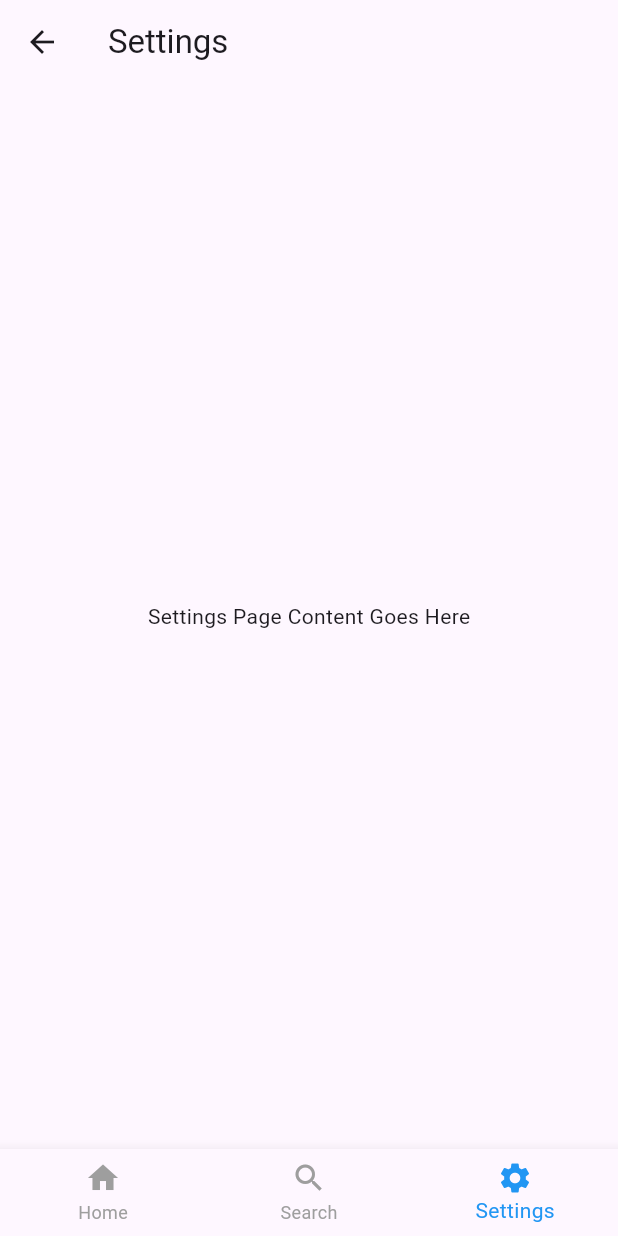
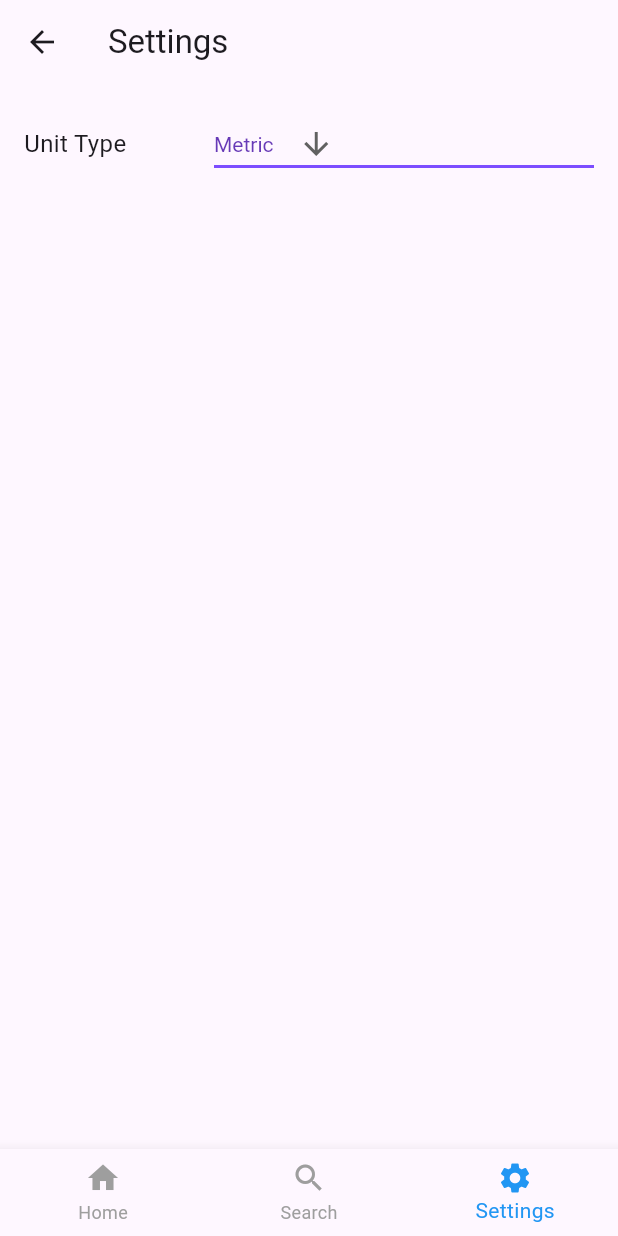
Before and after one commit to Brayan2134/CanIBoulderOutside, a Flutter app: the SettingsPage screen opened by its route, on a phone screen of 412 x 824 dp. Run offline on Flutter 3.47's test engine with Material 3 defaults, Android fonts, the phone set to English and light mode, and no system bars; our stand-ins replace geocoding, geolocator.

Commit message:
<WIP> Added Unit type dropdown
Literally that's it. It doesn't actually do anything or have any logic, rather it's just displayed!

```diff
--- a/lib/pages/settings_page.dart
+++ b/lib/pages/settings_page.dart
@@ -8,10 +8,8 @@ class SettingsPage extends StatefulWidget {
 }
 
 class _SettingsPageState extends State<SettingsPage> {
-  @override
-  void initState() {
-    super.initState();
-  }
+  String currentUnit = 'Metric'; // Default value
+  final List<String> units = ['Imperial', 'Metric', 'Standard'];
 
   @override
   Widget build(BuildContext context) {
@@ -19,9 +17,43 @@ class _SettingsPageState extends State<SettingsPage> {
       appBar: AppBar(
         title: const Text("Settings"),
       ),
-      // If you have additional content, add it here in the body.
-      body: const Center(
-        child: Text("Settings Page Content Goes Here"),
+      body: Padding(
+        padding: const EdgeInsets.all(16.0),
+        child: Row(
+          children: <Widget>[
+            Expanded(
+              flex: 1,
+              child: Text(
+                "Unit Type",
+                style: TextStyle(fontSize: 16.0),
+              ),
+            ),
+            Expanded(
+              flex: 2,
+              child: DropdownButton<String>(
+                value: currentUnit,
+                icon: const Icon(Icons.arrow_downward),
+                elevation: 16,
+                style: const TextStyle(color: Colors.deepPurple),
+                underline: Container(
+                  height: 2,
+                  color: Colors.deepPurpleAccent,
+                ),
+                onChanged: (String? newValue) {
+                  setState(() {
+                    currentUnit = newValue!;
+                  });
+                },
+                items: units.map<DropdownMenuItem<String>>((String value) {
+                  return DropdownMenuItem<String>(
+                    value: value,
+                    child: Text(value),
+                  );
+                }).toList(),
+              ),
+            ),
+          ],
+        ),
       ),
       bottomNavigationBar: BottomNavigationBar(
         items: const [
@@ -55,7 +87,7 @@ class _SettingsPageState extends State<SettingsPage> {
               break;
           }
         },
-      ),
+      ), // Your existing bottom navigation bar code
     );
   }
 }
```
Also changed, not shown: lib/services/settings_service.dart (line endings or trailing spaces).
